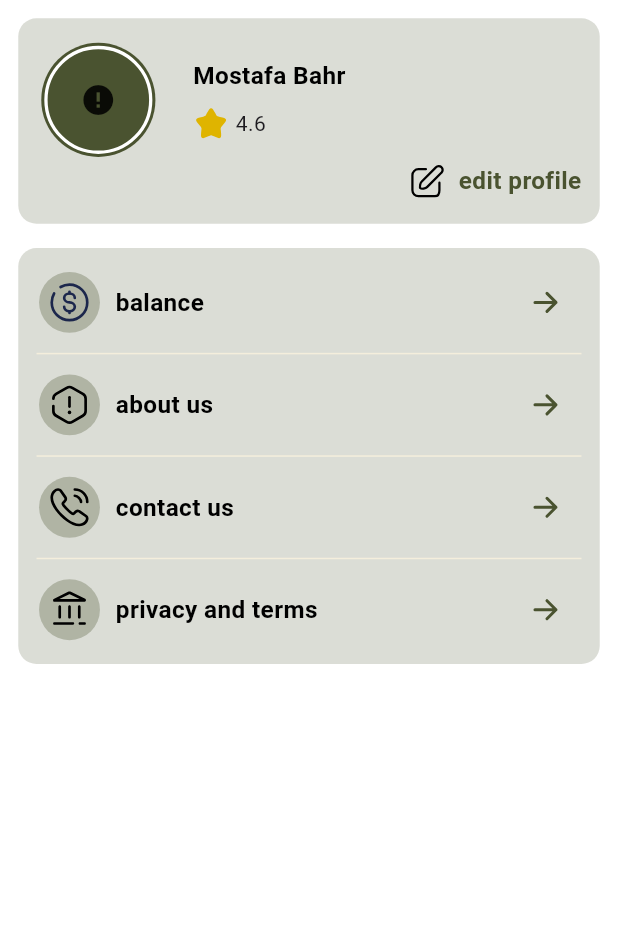
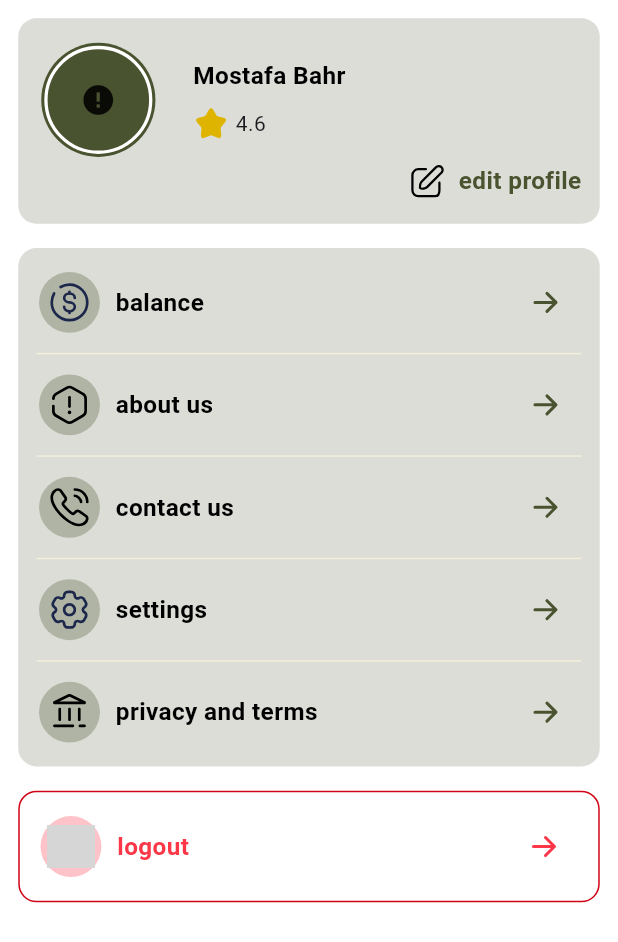
Before and after one commit to mostafaahmedbahr/El-Kottab, a Flutter app: the ProfileView screen opened directly, on a phone screen of 412 x 824 dp. Shown: the top 942 px of the screen. Run offline on Flutter 3.47's test engine with Material 3 defaults, Android fonts, the light colour scheme and no system bars; drawn by our look-alikes of cached_network_image; our stand-ins replace animated_toggle_switch, carousel_slider, cherry_toast, conditional_builder_null_safety, dartz, dio and 17 more; accounts and stored records are empty; network calls fail; Roboto replaces fonts that are missing (RobotoCondensed); grey boxes are pictures that could not be loaded.

Commit message:
logout ui

```diff
--- a/lib/core/utils/app_images/svg_images.dart
+++ b/lib/core/utils/app_images/svg_images.dart
@@ -36,6 +36,9 @@ class SvgImages
   static const String warning = "$svgPath/warning-2.svg";
   static const String callCalling = "$svgPath/call-calling.svg";
   static const String teacher = "$svgPath/teacher-svgrepo-com.svg";
+  static const String chat = "$svgPath/chat-line-svgrepo-com.svg";
+  static const String settings = "$svgPath/settings-svgrepo-com.svg";
+  static const String logout = "$svgPath/logout-3-svgrepo-com.svg";
 
 
 
--- a/lib/features/profile/presentation/views/profile_view.dart
+++ b/lib/features/profile/presentation/views/profile_view.dart
@@ -1,4 +1,5 @@
 import 'package:easy_localization/easy_localization.dart';
+import 'package:el_kottab/features/profile/presentation/views/widgets/logout.dart';
 import 'package:el_kottab/features/profile/presentation/views/widgets/profile_info_data.dart';
 import 'package:el_kottab/features/profile/presentation/views/widgets/profile_list_items.dart';
 
@@ -17,25 +18,9 @@ class ProfileView extends StatelessWidget {
             ProfileInfoData(),
             Gap(16.h),
             ProfileListItems(),
-            // Gap(16.h),
-            // Row(
-            //   mainAxisAlignment: MainAxisAlignment.spaceEvenly,
-            //   children: [
-            //     IconButton(onPressed: (){}, icon: SvgPicture.asset(SvgImages.facebook)),
-            //     IconButton(onPressed: (){}, icon: SvgPicture.asset(SvgImages.linkedin)),
-            //     IconButton(onPressed: (){}, icon: SvgPicture.asset(SvgImages.twitter)),
-            //   ],
-            // ),
-            // Gap(16.h),
-            // Row(
-            //   mainAxisAlignment: MainAxisAlignment.center,
-            //   children: [
-            //
-            //     Text(LangKeys.appVersion.tr(),),
-            //     Gap(6.w),
-            //     Text("1.0.0",style: AppStyles.primary16SemiBold,),
-            //   ],
-            // ),
+            Gap(16.h),
+            Logout(),
+
           ],
         ),
       )),
--- /dev/null
+++ b/lib/features/profile/presentation/views/widgets/logout.dart
@@ -0,0 +1,57 @@
+import 'package:easy_localization/easy_localization.dart';
+
+import '../../../../../main_imports.dart';
+
+class Logout extends StatelessWidget {
+  const Logout({super.key});
+
+  @override
+  Widget build(BuildContext context) {
+    final bool isArabic = Localizations.localeOf(context).languageCode == 'ar';
+    return  Container(
+      padding: EdgeInsets.all(12.r),
+      width: double.infinity,
+      decoration: BoxDecoration(
+        borderRadius: BorderRadius.circular(12.r),
+        color: AppColors.white,
+        border: Border.all(
+          color: AppColors.errorDark
+        )
+      ),
+      child: Row(
+        mainAxisAlignment: MainAxisAlignment.spaceBetween,
+        children: [
+          Row(
+            children: [
+              Container(
+                padding: EdgeInsets.all(6.r),
+                height: 40.h,
+                width: 40.w,
+                decoration: BoxDecoration(
+                  color: AppColors.errorLight.withValues(alpha: 0.3),
+                  shape: BoxShape.circle,
+                ),
+                child: SvgPicture.asset(SvgImages.logout),
+              ),
+              Gap(8.w),
+              Column(
+                crossAxisAlignment: CrossAxisAlignment.start,
+                children: [
+                  Text(LangKeys.logout.tr(),style: AppStyles.black16SemiBold.copyWith(
+                    color: AppColors.errorLight
+                  ),),
+                ],
+              ),
+            ],
+          ),
+          IconButton(onPressed: (){
+
+          }, icon: SvgPicture.asset(
+            isArabic? SvgImages.arrowLeft:
+            SvgImages.arrowRight,colorFilter: ColorFilter.mode(AppColors.errorLight, BlendMode.srcIn),),),
+
+        ],
+      ),
+    );
+  }
+}
--- a/lib/features/profile/presentation/views/widgets/profile_list_items.dart
+++ b/lib/features/profile/presentation/views/widgets/profile_list_items.dart
@@ -30,6 +30,11 @@ class ProfileListItems extends StatelessWidget {
             onTap: (){},
           ),
           ProfileListItem(
+            title: LangKeys.settings,
+            svgImage: SvgImages.settings,
+            onTap: (){},
+          ),
+          ProfileListItem(
             isLast: true,
             title: LangKeys.privacyAndTerms,
             svgImage: SvgImages.terms,
@@ -37,6 +42,7 @@ class ProfileListItems extends StatelessWidget {
           ),
 
 
+
         ],
       ),
     );
--- a/lib/lang/lang_keys.dart
+++ b/lib/lang/lang_keys.dart
@@ -99,4 +99,9 @@ abstract class LangKeys
     static const thisInvitationIsSupportedBy = "thisInvitationIsSupportedBy";
     static const theCompanyName = "theCompanyName";
 
+
+    static const settings = "settings";
+    static const logout = "logout";
+
+
 }
```
Also changed, not shown: lib/features/home/presentation/views/widgets/best_teacher_item.dart (+24 -2 lines), assets/images/svgs/chat-line-svgrepo-com.svg (added).
